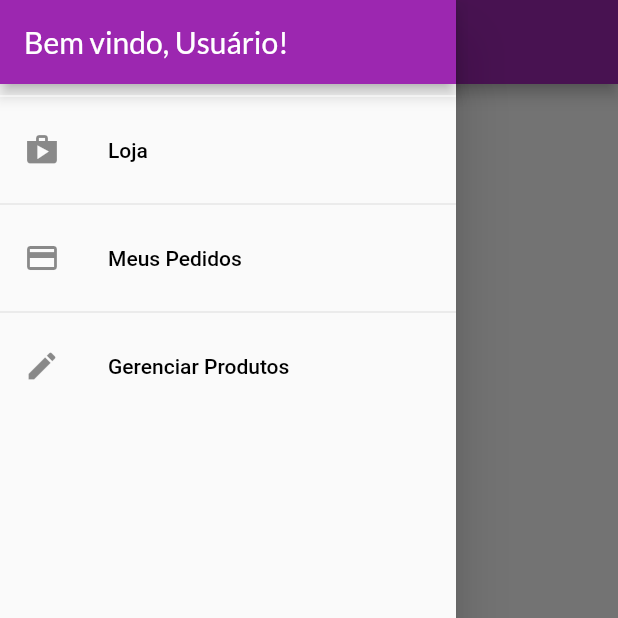
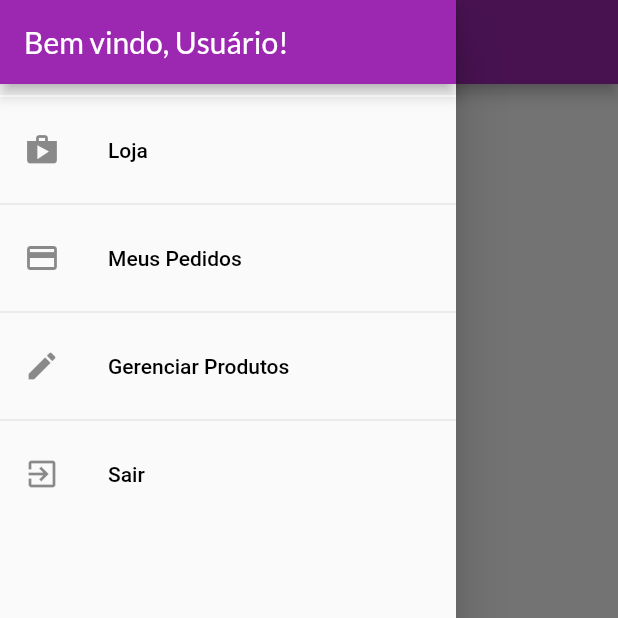
Before and after one commit to ravelsoares/shop, a Flutter app: the OrdersScreen screen opened by its route, with the side drawer open, on a phone screen of 412 x 824 dp, the top half of it. Run offline on Flutter 3.47's test engine with Material 2 defaults, Android fonts, the phone set to English and light mode, and no system bars; network calls fail.

```diff
--- a/lib/components/app_drawer.dart
+++ b/lib/components/app_drawer.dart
@@ -1,4 +1,6 @@
 import 'package:flutter/material.dart';
+import 'package:provider/provider.dart';
+import 'package:shop/models/auth.dart';
 import 'package:shop/utils/app_routes.dart';
 
 class AppDrawer extends StatelessWidget {
@@ -20,7 +22,8 @@ class AppDrawer extends StatelessWidget {
             leading: const Icon(Icons.shop),
             title: const Text('Loja', style: TextStyle(color: Colors.black)),
             onTap: () {
-              Navigator.of(context).pushReplacementNamed(AppRoutes.authOrHomeScreen);
+              Navigator.of(context)
+                  .pushReplacementNamed(AppRoutes.authOrHomeScreen);
             },
           ),
           const Divider(),
@@ -43,6 +46,18 @@ class AppDrawer extends StatelessWidget {
               Navigator.of(context).pushReplacementNamed(AppRoutes.products);
             },
           ),
+          const Divider(),
+          ListTile(
+            leading: const Icon(Icons.exit_to_app),
+            title: const Text(
+              'Sair',
+              style: TextStyle(color: Colors.black),
+            ),
+            onTap: () {
+              Provider.of<Auth>(context, listen: false).logout();
+              Navigator.of(context).pushReplacementNamed(AppRoutes.authOrHomeScreen);
+            },
+          ),
         ],
       ),
     );
--- a/lib/main.dart
+++ b/lib/main.dart
@@ -39,7 +39,11 @@ class MyApp extends StatelessWidget {
         ),
         ChangeNotifierProxyProvider<Auth, OrderList>(
           update: ((context, auth, previous) {
-            return OrderList(previous?.items ?? [], auth.token ?? '');
+            return OrderList(
+              previous?.items ?? [],
+              auth.userId ?? '',
+              auth.token ?? '',
+            );
           }),
           create: (_) => OrderList(),
         ),
--- a/lib/models/order_list.dart
+++ b/lib/models/order_list.dart
@@ -11,10 +11,12 @@ import 'package:shop/utils/constants.dart';
 
 class OrderList extends ChangeNotifier {
   final String _token;
-  OrderList(
-    [this._items = const [],
-    this._token = '',]
-  );
+  final String _userId;
+  OrderList([
+    this._items = const [],
+    this._userId = '',
+    this._token = '',
+  ]);
   List<Order> _items = [];
 
   List<Order> get items => [..._items];
@@ -24,7 +26,7 @@ class OrderList extends ChangeNotifier {
   Future<void> addOrder(Cart cart) async {
     final date = DateTime.now();
     final response = await http.post(
-      Uri.parse('${Constants.orderBaseUrl}.json?auth=$_token'),
+      Uri.parse('${Constants.orderBaseUrl}/$_userId.json?auth=$_token'),
       body: jsonEncode(
         {
           'total': cart.totalAmount,
@@ -43,7 +45,7 @@ class OrderList extends ChangeNotifier {
         },
       ),
     );
-    final id = jsonDecode(response.body)['name'];
+    final id = await jsonDecode(response.body)['name'];
     _items.insert(
       0,
       Order(
@@ -59,7 +61,7 @@ class OrderList extends ChangeNotifier {
   Future<void> loadOrders() async {
     List<Order> items = [];
     final response = await http
-        .get(Uri.parse('${Constants.orderBaseUrl}.json?auth=$_token'));
+        .get(Uri.parse('${Constants.orderBaseUrl}/$_userId.json?auth=$_token'));
     if (response.body == 'null') return;
 
     Map<String, dynamic> data = jsonDecode(response.body);
--- a/lib/screens/cart_screen.dart
+++ b/lib/screens/cart_screen.dart
@@ -74,7 +74,9 @@ class _CartButtonState extends State<CartButton> {
   bool _isLoading = false;
   @override
   Widget build(BuildContext context) {
-    return _isLoading ? const CircularProgressIndicator() : TextButton(
+    return _isLoading
+        ? const CircularProgressIndicator()
+        : TextButton(
             onPressed: widget.cart.itemsCount == 0
                 ? null
                 : () async {
```
Also changed, not shown: lib/models/auth.dart (+8 -0 lines). Lines whose indentation alone changed are shown as unchanged.
